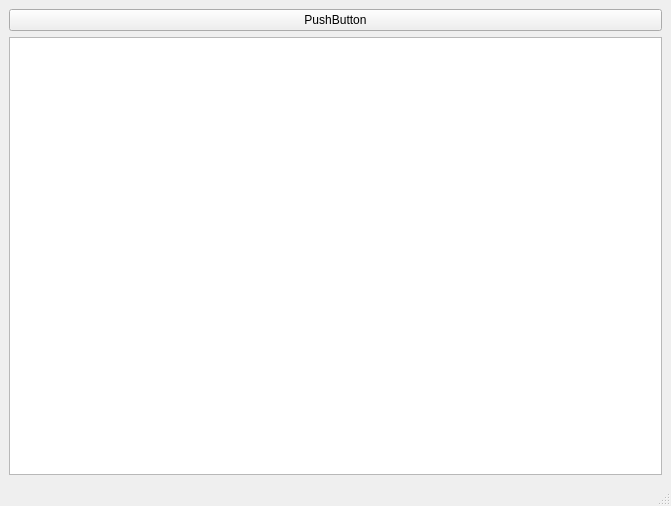
Old version of the form src/ex_modelview/mainwindow.ui in the repository dsba-z/week18cpp2021-modelview.
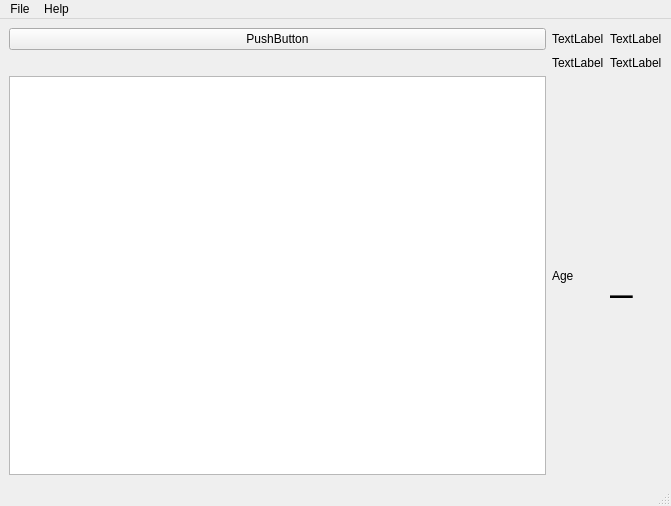
New version of the form.

Diff of the .ui file:
```diff
--- a/src/ex_modelview/mainwindow.ui
+++ b/src/ex_modelview/mainwindow.ui
@@ -15,6 +15,13 @@
   </property>
   <widget class="QWidget" name="centralwidget">
    <layout class="QGridLayout" name="gridLayout">
+    <item row="2" column="1">
+     <widget class="QLabel" name="label_3">
+      <property name="text">
+       <string>TextLabel</string>
+      </property>
+     </widget>
+    </item>
     <item row="1" column="0">
      <widget class="QPushButton" name="pushButton">
       <property name="text">
@@ -22,9 +29,49 @@
       </property>
      </widget>
     </item>
-    <item row="2" column="0">
+    <item row="1" column="1">
+     <widget class="QLabel" name="label_2">
+      <property name="text">
+       <string>TextLabel</string>
+      </property>
+     </widget>
+    </item>
+    <item row="4" column="1">
+     <widget class="QLabel" name="label">
+      <property name="text">
+       <string>Age</string>
+      </property>
+     </widget>
+    </item>
+    <item row="4" column="0">
      <widget class="QTableView" name="tableView"/>
     </item>
+    <item row="2" column="2">
+     <widget class="QLabel" name="dataLabel">
+      <property name="text">
+       <string>TextLabel</string>
+      </property>
+     </widget>
+    </item>
+    <item row="4" column="2">
+     <widget class="QLabel" name="ageLabel">
+      <property name="font">
+       <font>
+        <pointsize>30</pointsize>
+       </font>
+      </property>
+      <property name="text">
+       <string>_</string>
+      </property>
+     </widget>
+    </item>
+    <item row="1" column="2">
+     <widget class="QLabel" name="label_6">
+      <property name="text">
+       <string>TextLabel</string>
+      </property>
+     </widget>
+    </item>
    </layout>
   </widget>
   <widget class="QMenuBar" name="menubar">
@@ -36,6 +83,19 @@
      <height>23</height>
     </rect>
    </property>
+   <widget class="QMenu" name="menuFile">
+    <property name="title">
+     <string>File</string>
+    </property>
+   </widget>
+   <widget class="QMenu" name="menuHelp">
+    <property name="title">
+     <string>Help</string>
+    </property>
+    <addaction name="actionAbout"/>
+   </widget>
+   <addaction name="menuFile"/>
+   <addaction name="menuHelp"/>
   </widget>
   <widget class="QStatusBar" name="statusbar"/>
  </widget>
```
Left out of the diff: 5 changed lines with no effect on the pictures.
